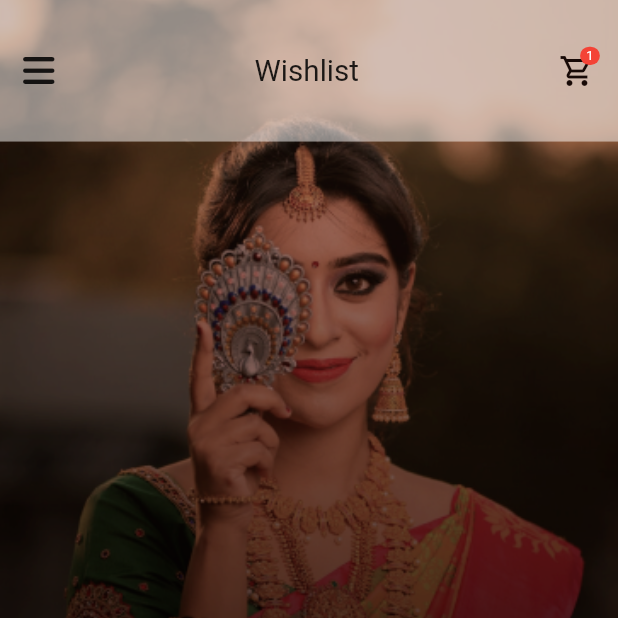
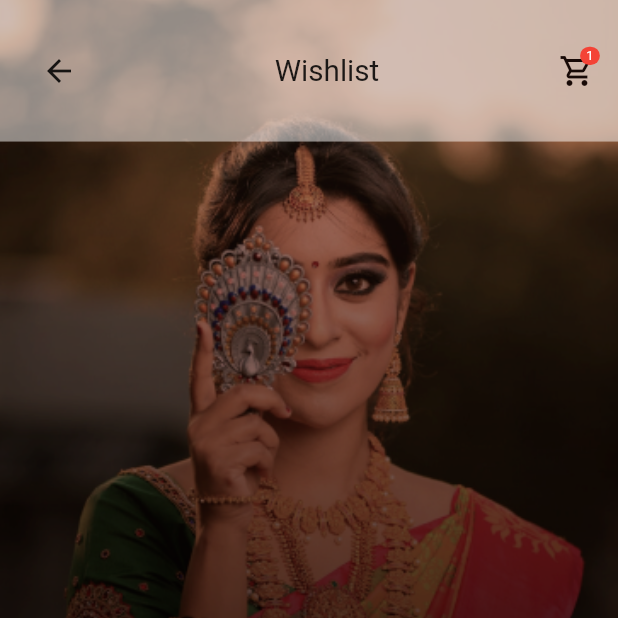
Before and after one commit to Sohag-84/poonolil_textiles_ui, a Flutter app: the WishListScreen screen opened by its route, on a phone screen of 412 x 824 dp, the top half of it. Run offline on Flutter 3.47's test engine with Material 2 defaults, Android fonts, the phone set to English and light mode, and no system bars; our stand-ins replace flutter_screenutil, font_awesome_flutter, get.

Commit message:
change appbar icon

```diff
--- a/lib/views/wish_list_screen.dart
+++ b/lib/views/wish_list_screen.dart
@@ -3,6 +3,7 @@
 import 'package:flutter/material.dart';
 import 'package:flutter_screenutil/flutter_screenutil.dart';
 import 'package:font_awesome_flutter/font_awesome_flutter.dart';
+import 'package:get/get.dart';
 
 import '../constant/colors.dart';
 import '../widgets/custom_circle_container.dart';
@@ -45,7 +46,10 @@ class WishListScreen extends StatelessWidget {
                           child: Row(
                             mainAxisAlignment: MainAxisAlignment.spaceBetween,
                             children: [
-                              FaIcon(FontAwesomeIcons.bars),
+                              IconButton(
+                                onPressed: () => Get.back(),
+                                icon: Icon(Icons.arrow_back_outlined),
+                              ),
                               Text(
                                 "Wishlist",
                                 style: TextStyle(
```
